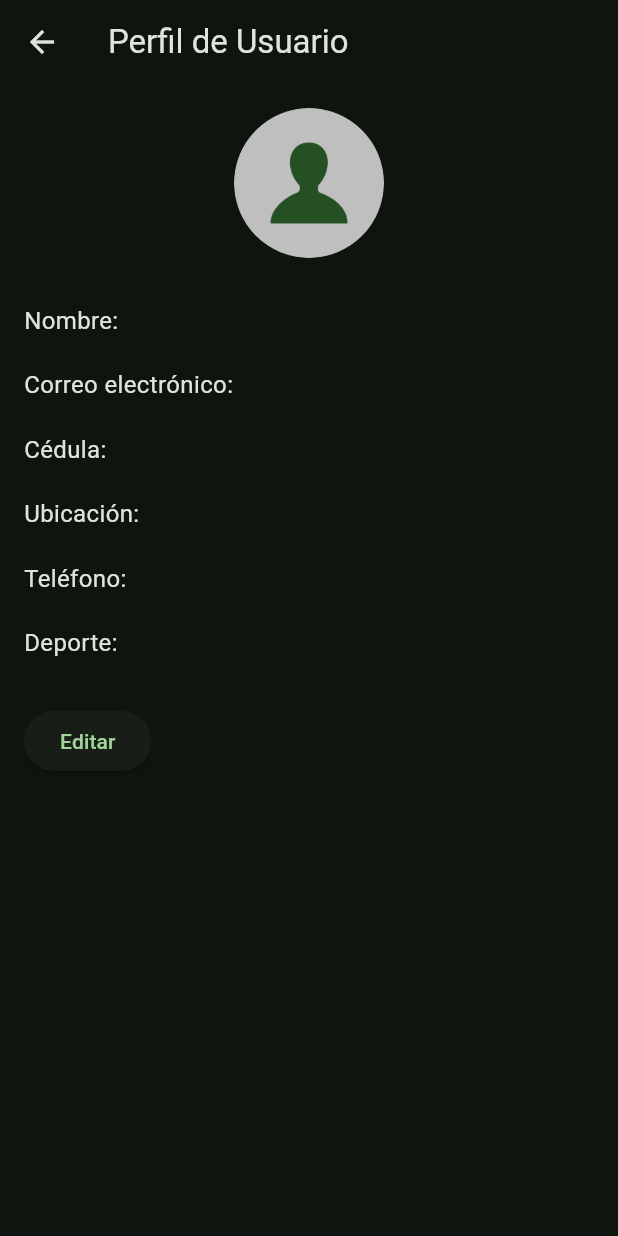
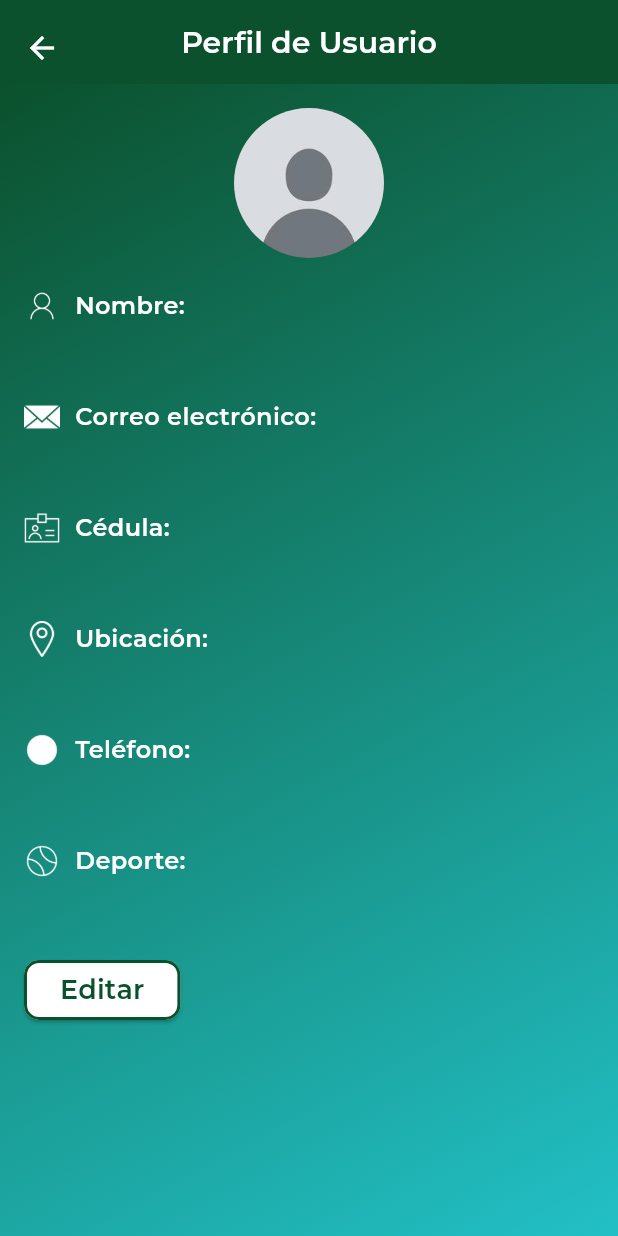
Before and after one commit to cicm4/FCCApp, a Flutter app: the screen it shows once a user with an empty profile is signed in, after a tap on the "account circle" icon, on a phone screen of 412 x 824 dp. Run offline on Flutter 3.47's test engine with Material 3 defaults, Android fonts, the phone set to English and light mode, and no system bars; our stand-ins replace animate_do, cloud_firestore, file_picker, firebase_auth, firebase_core, firebase_storage and 1 more; missing offline and left inert: firebase_app_check, flutter_pdfview, syncfusion_flutter_pdf; accounts and stored records are empty; project files that could hold a hidden picture were left out.

Commit message:
changed decoration of user page

```diff
--- a/lib/pages/helps/help_button.dart
+++ b/lib/pages/helps/help_button.dart
@@ -29,8 +29,8 @@ class HelpButton extends StatelessWidget {
           style: ElevatedButton.styleFrom(
             foregroundColor: Colors.white,
             backgroundColor: isSelected
-                ? Colors.green[800] ?? Colors.green // Dark green when selected
-                : Colors.teal[600], // Teal when not selected
+                ? const Color(0xFF22c0c6) // Cyan when selected
+                : const Color(0xFF0b512d), // Dark Green when not selected
             shape: RoundedRectangleBorder(
               borderRadius: BorderRadius.circular(10),
             ),
--- a/lib/pages/helps/help_home.dart
+++ b/lib/pages/helps/help_home.dart
@@ -76,13 +76,13 @@ class _HelpHomeState extends State<HelpHome> {
     return Scaffold(
       body: Container(
         width: double.infinity,
-        decoration: BoxDecoration(
+        decoration: const BoxDecoration(
           gradient: LinearGradient(
             begin: Alignment.topCenter,
             colors: [
-              Colors.teal.shade600,
-              Colors.green.shade300,
-              Colors.tealAccent.shade400,
+              Color(0xFF0b512d),
+                Color(0xFFe6e6e3),
+                Color(0xFF22c0c6),
             ],
           ),
         ),
--- a/lib/pages/home/help_papers_section.dart
+++ b/lib/pages/home/help_papers_section.dart
@@ -27,11 +27,11 @@ class HelpPapersSection extends StatelessWidget {
                 await Navigator.pushNamed(context, '/helpHome');
               },
               style: ElevatedButton.styleFrom(
-                backgroundColor: Colors.teal[600],
+                backgroundColor: const Color(0xFF0b512d),
                 shape: RoundedRectangleBorder(
                   borderRadius: BorderRadius.circular(10),
                 ),
-                fixedSize: Size(screenWidth * 0.4, 50), // 40% of screen width and fixed height of 50
+                fixedSize: Size(screenWidth * 0.42, 50), // 42% of screen width and fixed height of 50
               ),
               child: const Text(
                 "Mis Ayudas",
@@ -47,11 +47,11 @@ class HelpPapersSection extends StatelessWidget {
                 await Navigator.pushNamed(context, '/filesHome');
               },
               style: ElevatedButton.styleFrom(
-                backgroundColor: Colors.teal[600],
+                backgroundColor: const Color(0xFF0b512d),
                 shape: RoundedRectangleBorder(
                   borderRadius: BorderRadius.circular(10),
                 ),
-                fixedSize: Size(screenWidth * 0.4, 50), // 40% of screen width and fixed height of 50
+                fixedSize: Size(screenWidth * 0.42, 50), // 42% of screen width and fixed height of 50
               ),
               child: const Text(
                 "Pedir Certificado",
--- a/lib/pages/home/home.dart
+++ b/lib/pages/home/home.dart
@@ -53,9 +53,9 @@ class _HomeState extends State<Home> {
             begin: Alignment.topLeft,
             end: Alignment.bottomRight,
             colors: [
-              Color.fromRGBO(0, 137, 123, 1),
-              Color.fromRGBO(129, 199, 132, 1),
-              Color.fromRGBO(29, 233, 182, 1),
+              Color(0xFF0b512d),
+                Color(0xFFe6e6e3),
+                Color(0xFF22c0c6),
             ],
           ),
         ),
--- a/lib/pages/home/scholarship_section.dart
+++ b/lib/pages/home/scholarship_section.dart
@@ -44,7 +44,7 @@ class _ScholarshipSectionState extends State<ScholarshipSection> {
             });
           },
           style: ElevatedButton.styleFrom(
-            backgroundColor: Colors.teal[600],
+            backgroundColor: const Color(0xFF0b512d),
             shape: RoundedRectangleBorder(
               borderRadius: BorderRadius.circular(10),
             ),
--- a/lib/pages/home/test_section.dart
+++ b/lib/pages/home/test_section.dart
@@ -7,6 +7,8 @@ class TestSection extends StatelessWidget {
   Widget build(BuildContext context) {
     return ElevatedButton(
       onPressed: () async {
+        // NAVIGATOR TO TEST
+        Navigator.pushNamed(context, '/test');
       },
       style: ElevatedButton.styleFrom(
         backgroundColor: const Color(0xFF0b512d),
--- a/lib/pages/users/user_home.dart
+++ b/lib/pages/users/user_home.dart
@@ -29,7 +29,24 @@ class _UserHomeState extends State<UserHome> {
   Widget build(BuildContext context) {
     return Scaffold(
       appBar: AppBar(
-        title: const Text('Perfil de Usuario'),
+        backgroundColor: const Color(0xFF0b512d),
+        leading: Padding(
+          padding: const EdgeInsets.only(top: 8.0),
+          child: IconButton(
+            icon: const Icon(Icons.arrow_back, color: Colors.white),
+            onPressed: () => Navigator.of(context).pop(),
+          ),
+        ),
+        title: const Text(
+          'Perfil de Usuario',
+          style: TextStyle(
+            fontFamily: 'Montserrat',
+            fontWeight: FontWeight.bold,
+            fontSize: 20,
+            color: Colors.white,
+          ),
+        ),
+        centerTitle: true,
       ),
       body: FutureBuilder<Map<String, dynamic>?>(
         future: _userDataFuture,
@@ -51,8 +68,22 @@ class _UserHomeState extends State<UserHome> {
   }
 
     Widget _buildUserProfile(Map<String, dynamic> userData) {
-    return SingleChildScrollView(
+    return Container(
+      width: double.infinity,
+      decoration: const BoxDecoration(
+        gradient: LinearGradient(
+          begin: Alignment.topLeft,
+          end: Alignment.bottomRight,
+          colors: [
+            Color(0xFF0b512d),
+            Color(0xFF22c0c6),
+          ],
+        ),
+      ),
+      child: SingleChildScrollView(
+        child: Container(
           padding: const EdgeInsets.all(16.0),
+          constraints: BoxConstraints(minHeight: MediaQuery.of(context).size.height),
           child: Column(
             crossAxisAlignment: CrossAxisAlignment.start,
             children: [
@@ -61,96 +92,186 @@ class _UserHomeState extends State<UserHome> {
                   radius: 50,
                   backgroundImage: (userData['photoUrl'] != null && userData['photoUrl'].isNotEmpty)
                       ? NetworkImage(userData['photoUrl']) as ImageProvider
-                  : const AssetImage('assets/default_avatar.png'),
+                      : const AssetImage('assets/defaultimage.jpg'),
                 ),
               ),
               const SizedBox(height: 20),
-          _buildEditableTextField('Nombre: ', 'displayName', userData),
-          _buildTextField('Correo electrónico: ', 'email', userData),
-          _buildEditableTextField('Cédula: ', 'gid', userData),
-          _buildEditableDropdownField('Ubicación: ', 'location', userData, _locations),
-          _buildEditableTextField('Teléfono: ', 'phone', userData),
-          _buildEditableDropdownField('Deporte: ', 'sport', userData, _sports),
+              _buildEditableProfileRow('assets/nameicon.png', 'Nombre: ', 'displayName', userData),
+              const SizedBox(height: 20),
+              _buildProfileRow('assets/emailicon.png', 'Correo electrónico: ', 'email', userData),
+              const SizedBox(height: 20),
+              _buildEditableProfileRow('assets/idicon.png', 'Cédula: ', 'gid', userData),
+              const SizedBox(height: 20),
+              _buildEditableDropdownProfileRow('assets/locationicon.png', 'Ubicación: ', 'location', userData, _locations),
+              const SizedBox(height: 20),
+              _buildEditableProfileRow('assets/phoneicon.png', 'Teléfono: ', 'phone', userData),
+              const SizedBox(height: 20),
+              _buildEditableDropdownProfileRow('assets/sporticon.png', 'Deporte: ', 'sport', userData, _sports),
               const SizedBox(height: 20),
               Row(
                 children: [
                   ElevatedButton(
                     onPressed: _toggleEditSave,
-                child: Text(_isEditing ? 'Guardar' : 'Editar'),
+                    style: ElevatedButton.styleFrom(
+                      backgroundColor: Colors.white,
+                      shape: RoundedRectangleBorder(
+                        borderRadius: BorderRadius.circular(10),
                       ),
-              if (_isEditing)
-                const SizedBox(width: 10),
+                      side: const BorderSide(color: Color(0xFF0b512d), width: 2),
+                    ),
+                    child: Text(
+                      _isEditing ? 'Guardar' : 'Editar',
+                      style: const TextStyle(
+                        fontFamily: 'Montserrat',
+                        fontWeight: FontWeight.bold,
+                        fontSize: 18,
+                        color: Color(0xFF0b512d),
+                      ),
+                    ),
+                  ),
+                  if (_isEditing) const SizedBox(width: 10),
                   if (_isEditing)
                     ElevatedButton(
                       onPressed: _cancelEdit,
                       style: ElevatedButton.styleFrom(
-                    backgroundColor: Colors.red,
+                        primary: Colors.red,
+                        shape: RoundedRectangleBorder(
+                          borderRadius: BorderRadius.circular(10),
                         ),
-                  child: const Text('Cancelar'),
+                      ),
+                      child: const Text(
+                        'Cancelar',
+                        style: TextStyle(
+                          fontFamily: 'Montserrat',
+                          fontWeight: FontWeight.bold,
+                          fontSize: 18,
+                          color: Colors.white,
+                        ),
+                      ),
                     ),
                 ],
               ),
             ],
           ),
+        ),
+      ),
     );
   }
 
-  Widget _buildEditableTextField(String label, String key, Map<String, dynamic> userData) {
-    return Padding(
-      padding: const EdgeInsets.symmetric(vertical: 10.0),
-      child: Row(
+
+  Widget _buildEditableProfileRow(String iconPath, String label, String key, Map<String, dynamic> userData) {
+    return Column(
+      crossAxisAlignment: CrossAxisAlignment.start,
       children: [
+        Row(
+          children: [
+            Image.asset(
+              iconPath,
+              width: 24,
+              height: 24,
+              color: Colors.white,
+            ),
+            const SizedBox(width: 10),
             Text(
               label,
-            style: const TextStyle(fontSize: 16),
-          ),
-          Expanded(
-            child: _isEditing
-                ? TextFormField(
-                    initialValue: userData[key],
-                    onChanged: (value) => userData[key] = value,
-                  )
-                : Text(
-                    userData[key] ?? '',
-                    style: const TextStyle(fontSize: 16),
+              style: const TextStyle(
+                fontFamily: 'Montserrat',
+                fontWeight: FontWeight.bold,
+                fontSize: 16,
+                color: Colors.white,
               ),
             ),
           ],
         ),
+        const SizedBox(height: 4),
+        _isEditing
+            ? TextFormField(
+                initialValue: userData[key],
+                onChanged: (value) => userData[key] = value,
+                style: const TextStyle(
+                  fontFamily: 'Montserrat',
+                  fontWeight: FontWeight.bold,
+                  fontSize: 18,
+                  color: Colors.white,
+                ),
+              )
+            : Text(
+                userData[key] ?? '',
+                style: const TextStyle(
+                  fontFamily: 'Montserrat',
+                  fontWeight: FontWeight.bold,
+                  fontSize: 18,
+                  color: Colors.white,
+                ),
+              ),
+      ],
     );
   }
 
-  Widget _buildTextField(String label, String key, Map<String, dynamic> userData) {
-    return Padding(
-      padding: const EdgeInsets.symmetric(vertical: 10.0),
-      child: Row(
+  Widget _buildProfileRow(String iconPath, String label, String key, Map<String, dynamic> userData) {
+    return Column(
+      crossAxisAlignment: CrossAxisAlignment.start,
       children: [
+        Row(
+          children: [
+            Image.asset(
+              iconPath,
+              width: 24,
+              height: 24,
+              color: Colors.white,
+            ),
+            const SizedBox(width: 10),
             Text(
               label,
-            style: const TextStyle(fontSize: 16),
-          ),
-          Expanded(
-            child: Text(
-              userData[key] ?? '',
-              style: const TextStyle(fontSize: 16),
+              style: const TextStyle(
+                fontFamily: 'Montserrat',
+                fontWeight: FontWeight.bold,
+                fontSize: 16,
+                color: Colors.white,
               ),
             ),
           ],
         ),
+        const SizedBox(height: 4),
+        Text(
+          userData[key] ?? '',
+          style: const TextStyle(
+            fontFamily: 'Montserrat',
+            fontWeight: FontWeight.bold,
+            fontSize: 18,
+            color: Colors.white,
+          ),
+        ),
+      ],
     );
   }
 
-  Widget _buildEditableDropdownField(String label, String key, Map<String, dynamic> userData, List<String> options) {
-    return Padding(
-      padding: const EdgeInsets.symmetric(vertical: 10.0),
-      child: Row(
+  Widget _buildEditableDropdownProfileRow(String iconPath, String label, String key, Map<String, dynamic> userData, List<String> options) {
+    return Column(
+      crossAxisAlignment: CrossAxisAlignment.start,
       children: [
+        Row(
+          children: [
+            Image.asset(
+              iconPath,
+              width: 24,
+              height: 24,
+              color: Colors.white,
+            ),
+            const SizedBox(width: 10),
             Text(
               label,
-            style: const TextStyle(fontSize: 16),
+              style: const TextStyle(
+                fontFamily: 'Montserrat',
+                fontWeight: FontWeight.bold,
+                fontSize: 16,
+                color: Colors.white,
               ),
-          Expanded(
-            child: _isEditing
+            ),
+          ],
+        ),
+        const SizedBox(height: 4),
+        _isEditing
             ? DropdownButtonFormField<String>(
                 value: options.contains(userData[key]) ? userData[key] : null,
                 items: options.map((option) {
@@ -164,21 +285,29 @@ class _UserHomeState extends State<UserHome> {
                     userData[key] = value;
                   });
                 },
+                style: const TextStyle(
+                  fontFamily: 'Montserrat',
+                  fontWeight: FontWeight.bold,
+                  fontSize: 18,
+                  color: Colors.white,
+                ),
               )
             : Text(
                 userData[key] ?? '',
-                    style: const TextStyle(fontSize: 16),
+                style: const TextStyle(
+                  fontFamily: 'Montserrat',
+                  fontWeight: FontWeight.bold,
+                  fontSize: 18,
+                  color: Colors.white,
                 ),
               ),
       ],
-      ),
     );
   }
 
   void _toggleEditSave() {
     setState(() {
       if (_isEditing) {
-        // Save logic here (e.g., update the database)
         _originalUserData = Map.from(_editableUserData!);
         widget.dbu.updateUserProfile(_editableUserData!);
       }
--- a/lib/shared/routes.dart
+++ b/lib/shared/routes.dart
@@ -28,5 +28,8 @@ Map<String, WidgetBuilder> getAppRoutes(
     '/helpHome': (context) => const HelpHome(),
     '/filesHome': (context) => FilesHome(dbs: dbs),
     '/userHome': (context) => UserHome(dbu: DBUserService(userService: UserService(), dbService: dbs)),
+
+    //test
+    '/test': (context) => FilesHome(dbs: dbs),
   };
 }
--- a/lib/shared/theme.dart
+++ b/lib/shared/theme.dart
@@ -1,6 +1,6 @@
 import 'package:flutter/material.dart';
 
 ThemeData generalTheme = ThemeData(
-  primaryColor: Colors.green[800],
+  primaryColor: const Color(0xFF0b512d),
   colorScheme: ColorScheme.fromSeed(seedColor: const Color(0xff2e7d32), brightness: Brightness.dark),
 );
```
Also changed, not shown: assets/defaultimage.jpg (added), assets/emailicon.png (added), assets/idicon.png (added), assets/locationicon.png (added), assets/nameicon.png (added), assets/phoneicon.png (added), assets/sporticon.png (added), 1 other file. Lines whose indentation alone changed are shown as unchanged.
